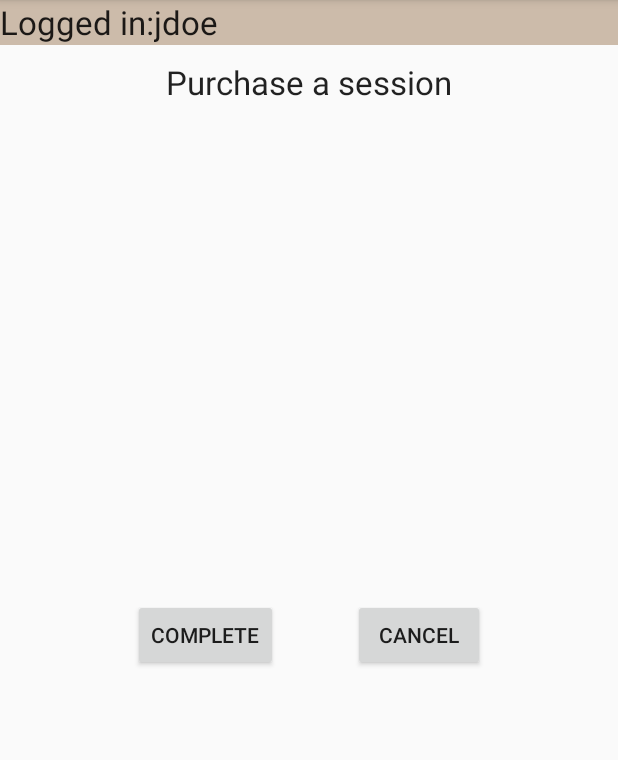
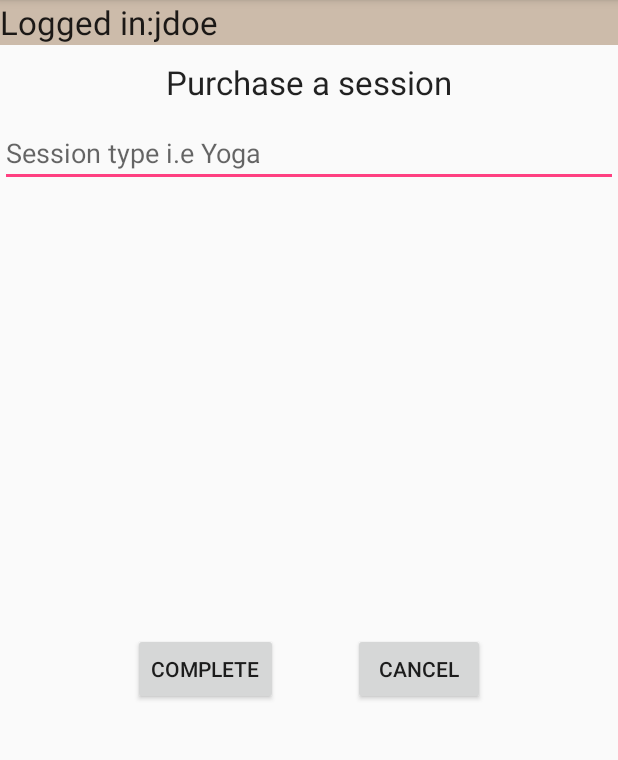
Before and after one commit to brianpjohnston/PersonalTrainer, an Android app: the Sessions screen opened directly, with no data from a screen before it, after a tap on "ADD NEW SESION", on a phone screen of 412 x 824 dp, the part 84-844 px from its top. Run offline under Robolectric (Android 15) with nearby library versions, the phone set to English and light mode, and no system bars.

Commit message:
added sessionName to activity purchase session continued session data access
Todo:
Get client and session name
Remove Session when marked as done
Fix notify on session and client list

```diff
--- a/app/src/main/java/com/johnston/brian/personaltrainer/ClientList.java
+++ b/app/src/main/java/com/johnston/brian/personaltrainer/ClientList.java
@@ -27,12 +27,12 @@ import java.util.List;
 public class ClientList extends AppCompatActivity {
     private Button mNewClient;
     private ListView mList;
-    public static ArrayList clients;
-    public static  ArrayList list;
+    // public static ArrayList clients;
+    // public static  ArrayList list;
     public static ArrayAdapter adapter;
-    private SQLiteDatabase mDatabase;
-    private Context mContext;
-    private ClientBaseHelper db;
+    // private SQLiteDatabase mDatabase;
+    // private Context mContext;
+    // private ClientBaseHelper db;
 
 
 
--- a/app/src/main/java/com/johnston/brian/personaltrainer/Purchase.java
+++ b/app/src/main/java/com/johnston/brian/personaltrainer/Purchase.java
@@ -9,6 +9,9 @@ import android.view.Menu;
 import android.view.MenuItem;
 import android.view.View;
 import android.widget.Button;
+import android.widget.EditText;
+
+import java.util.UUID;
 
 /**
  * Created by brian on 9/5/2016.
@@ -16,12 +19,14 @@ import android.widget.Button;
 public class Purchase extends AppCompatActivity {
     private Button mpurchase;
     private Button mCancel;
+    private EditText mSessionName;
 
 
     @Override
     protected void onCreate(Bundle savedInstanceState) {
         super.onCreate(savedInstanceState);
         setContentView(R.layout.activity_purchase_session);
+        mSessionName = (EditText) findViewById(R.id.EditText_sessionName);
         mCancel = (Button) findViewById(R.id.cancel_payment);
         mCancel.setOnClickListener(new View.OnClickListener() {
             @Override
@@ -34,6 +39,12 @@ public class Purchase extends AppCompatActivity {
         mpurchase.setOnClickListener(new View.OnClickListener() {
             @Override
             public void onClick(View view) {
+                Session session = new Session();
+                session.setSessionName(mSessionName.getText().toString());
+                session.setClientID(UUID.randomUUID());
+
+                SessionDataAccess.dbtransNewSession(session);
+                Sessions.adapter.notifyDataSetChanged();
 
 
                 //// TODO: 9/5/2016 add sessions to clients
--- a/app/src/main/java/com/johnston/brian/personaltrainer/Sessions.java
+++ b/app/src/main/java/com/johnston/brian/personaltrainer/Sessions.java
@@ -21,8 +21,9 @@ import java.util.List;
  */
 public class Sessions extends AppCompatActivity {
     private Button mpurchase;
-    private ListView mSessionList;
-    public static ArrayList list;
+    private ListView clients;
+    public ListView mSessionList;
+    //public static ArrayList list;
     public static ArrayAdapter adapter;
 
     @Override
@@ -48,16 +49,7 @@ public class Sessions extends AppCompatActivity {
             }
 
         });
-        final ListView sessionList = (ListView) findViewById(R.id.sessionList);
-        final ArrayList<Object> list = new ArrayList<Object>();
-        for (int i = 1; i < 4; i++) {
-            Session session = new Session();
-            session.setSessionName("Session" + i);
-            list.add(session.getSessionName());
-        }
-
-        final ArrayAdapter adapter = new ArrayAdapter(this, android.R.layout.simple_list_item_1, list);
-        sessionList.setAdapter(adapter);
+        viewAll();
 
 
 
@@ -84,4 +76,19 @@ public class Sessions extends AppCompatActivity {
 
     }
 
+    public void viewAll() {
+
+        mSessionList = (ListView) findViewById(R.id.sessionList);
+        SessionDataAccess session = new SessionDataAccess((getApplicationContext()));
+
+        List<Session> sessions = session.getSessions();
+
+        if (adapter == null) {
+            adapter = new ArrayAdapter(this, android.R.layout.simple_list_item_1, sessions);
+            mSessionList.setAdapter(adapter);
+        } else {
+            mSessionList.notify();
+        }
     }
+
+    }
--- a/app/src/main/res/layout/activity_purchase_session.xml
+++ b/app/src/main/res/layout/activity_purchase_session.xml
@@ -26,11 +26,19 @@
         android:layout_marginTop="10dp"
         android:layout_marginBottom="10dp"/>
 
+    <EditText
+        android:layout_width="match_parent"
+        android:layout_height="wrap_content"
+        android:hint="@string/sessiontype"
+        android:layout_gravity="center_horizontal"
+        android:id="@+id/EditText_sessionName" />
+
     <LinearLayout
         android:orientation="horizontal"
         android:layout_width="match_parent"
         android:layout_height="match_parent"
         android:gravity="center_vertical|center_horizontal">
+
 
         <Button
             android:id="@+id/submit_payment"
--- a/app/src/main/res/values/strings.xml
+++ b/app/src/main/res/values/strings.xml
@@ -34,4 +34,5 @@
     <string name="canceled">Action Canceled</string>
     <string name="emailSent">Email Sent!</string>
     <string name="printing">Sent to Printer</string>
+    <string name="sessiontype">Session type i.e Yoga</string>
 </resources>
```
